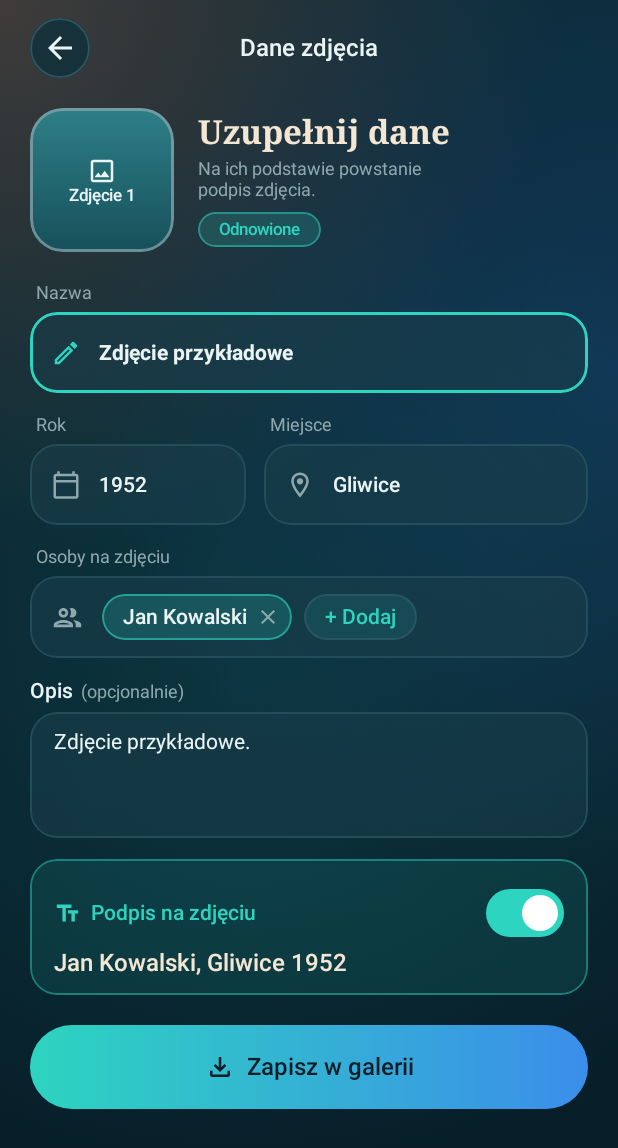
After one commit to WoojKul/Restoria, an Android app built with Jetpack Compose: the composable PhotoDetailsScreen shown on its own in the app's theme, on a phone screen of 412 x 824 dp. The commit adds this screen. Shown: the top 1148 px of the screen. Run offline under Robolectric (Android 15) with nearby library versions, the phone set to English and light mode, and no system bars.

Commit message:
Utworzenie ekranu uzupełniania danych zdjęcia

```diff
--- a/Frontend/app/src/main/java/com/example/restoria/MainActivity.kt
+++ b/Frontend/app/src/main/java/com/example/restoria/MainActivity.kt
@@ -21,6 +21,8 @@ import com.example.restoria.ui.screens.RestorationOptionsScreen
 import com.example.restoria.ui.screens.SplashScreen
 import com.example.restoria.ui.screens.rememberFakeProgress
 import com.example.restoria.ui.theme.RestoriaTheme
+import com.example.restoria.ui.screens.PhotoDetailsScreen
+import com.example.restoria.ui.screens.ResultScreen
 
 class MainActivity : ComponentActivity() {
     override fun onCreate(savedInstanceState: Bundle?) {
@@ -48,6 +50,8 @@ class MainActivity : ComponentActivity() {
                 BackHandler(enabled = screen == "processing") {
                     screen = "options"
                 }
+                BackHandler(enabled = screen == "details") {
+                    screen = "result" }
 
                 when (screen) {
                     "splash" -> SplashScreen(onFinished = { screen = "home" })
@@ -87,6 +91,18 @@ class MainActivity : ComponentActivity() {
                             onFinished = { screen = "home" }
                         )
                     }
+                    "result" -> ResultScreen(
+                        photoUri = selectedPhoto,
+                        onBackClick = { screen = "options" },
+                        onRetryClick = { screen = "options" },
+                        onSaveClick = { screen = "details" }
+                    )
+
+                    "details" -> PhotoDetailsScreen(
+                        photoUri = selectedPhoto,
+                        onBackClick = { screen = "result" },
+                        onSaveClick = { screen = "home" }
+                    )
                 }
             }
         }
--- /dev/null
+++ b/Frontend/app/src/main/java/com/example/restoria/ui/screens/PhotoDetailsScreen.kt
@@ -0,0 +1,492 @@
+package com.example.restoria.ui.screens
+
+import android.net.Uri
+import androidx.compose.foundation.BorderStroke
+import androidx.compose.foundation.background
+import androidx.compose.foundation.border
+import androidx.compose.foundation.clickable
+import androidx.compose.foundation.layout.Arrangement
+import androidx.compose.foundation.layout.Box
+import androidx.compose.foundation.layout.Column
+import androidx.compose.foundation.layout.ExperimentalLayoutApi
+import androidx.compose.foundation.layout.FlowRow
+import androidx.compose.foundation.layout.Row
+import androidx.compose.foundation.layout.Spacer
+import androidx.compose.foundation.layout.fillMaxSize
+import androidx.compose.foundation.layout.fillMaxWidth
+import androidx.compose.foundation.layout.height
+import androidx.compose.foundation.layout.imePadding
+import androidx.compose.foundation.layout.navigationBarsPadding
+import androidx.compose.foundation.layout.padding
+import androidx.compose.foundation.layout.size
+import androidx.compose.foundation.layout.statusBarsPadding
+import androidx.compose.foundation.layout.width
+import androidx.compose.foundation.rememberScrollState
+import androidx.compose.foundation.shape.CircleShape
+import androidx.compose.foundation.shape.RoundedCornerShape
+import androidx.compose.foundation.text.BasicTextField
+import androidx.compose.foundation.text.KeyboardActions
+import androidx.compose.foundation.text.KeyboardOptions
+import androidx.compose.foundation.verticalScroll
+import androidx.compose.material.icons.Icons
+import androidx.compose.material.icons.automirrored.filled.ArrowBack
+import androidx.compose.material.icons.filled.Close
+import androidx.compose.material.icons.outlined.CalendarToday
+import androidx.compose.material.icons.outlined.Edit
+import androidx.compose.material.icons.outlined.FileDownload
+import androidx.compose.material.icons.outlined.Group
+import androidx.compose.material.icons.outlined.Image
+import androidx.compose.material.icons.outlined.LocationOn
+import androidx.compose.material.icons.outlined.TextFields
+import androidx.compose.material3.Icon
+import androidx.compose.material3.MaterialTheme
+import androidx.compose.material3.Text
+import androidx.compose.runtime.Composable
+import androidx.compose.runtime.getValue
+import androidx.compose.runtime.mutableStateListOf
+import androidx.compose.runtime.mutableStateOf
+import androidx.compose.runtime.remember
+import androidx.compose.runtime.setValue
+import androidx.compose.ui.Alignment
+import androidx.compose.ui.Modifier
+import androidx.compose.ui.draw.clip
+import androidx.compose.ui.graphics.Brush
+import androidx.compose.ui.graphics.Color
+import androidx.compose.ui.graphics.SolidColor
+import androidx.compose.ui.graphics.vector.ImageVector
+import androidx.compose.ui.layout.ContentScale
+import androidx.compose.ui.text.TextStyle
+import androidx.compose.ui.text.input.ImeAction
+import androidx.compose.ui.text.input.KeyboardType
+import androidx.compose.ui.tooling.preview.Preview
+import androidx.compose.ui.unit.dp
+import coil.compose.AsyncImage
+import com.example.restoria.ui.components.SettingSwitch
+import com.example.restoria.ui.components.authBackground
+import com.example.restoria.ui.theme.BackgroundBottom
+import com.example.restoria.ui.theme.Cream
+import com.example.restoria.ui.theme.OutlineColor
+import com.example.restoria.ui.theme.PrimaryButtonBrush
+import com.example.restoria.ui.theme.RestoriaTheme
+import com.example.restoria.ui.theme.SurfaceColor
+import com.example.restoria.ui.theme.SurfaceVariantColor
+import com.example.restoria.ui.theme.TextMuted
+import com.example.restoria.ui.theme.TextPrimary
+import com.example.restoria.ui.theme.Turquoise
+
+@OptIn(ExperimentalLayoutApi::class)
+@Composable
+fun PhotoDetailsScreen(
+    photoUri: Uri? = null,
+    onBackClick: () -> Unit = {},
+    onSaveClick: () -> Unit = {}
+) {
+    var name by remember { mutableStateOf("Zdjęcie przykładowe") }
+    var year by remember { mutableStateOf("1952") }
+    var place by remember { mutableStateOf("Gliwice") }
+    val people = remember { mutableStateListOf("Jan Kowalski") }
+    var newPerson by remember { mutableStateOf("") }
+    var addingPerson by remember { mutableStateOf(false) }
+    var description by remember { mutableStateOf("Zdjęcie przykładowe.") }
+    var captionOn by remember { mutableStateOf(true) }
+
+    val caption = buildList {
+        if (people.isNotEmpty()) add(people.joinToString(", "))
+        if (place.isNotBlank()) add(place.trim())
+    }.joinToString(", ").let { base ->
+        listOf(base, year.trim()).filter { it.isNotBlank() }.joinToString(" ")
+    }
+
+    Box(
+        Modifier
+            .fillMaxSize()
+            .authBackground()
+    ) {
+        Column(
+            modifier = Modifier
+                .fillMaxSize()
+                .statusBarsPadding()
+                .navigationBarsPadding()
+                .imePadding()
+                .verticalScroll(rememberScrollState())
+                .padding(horizontal = 20.dp)
+        ) {
+            Box(
+                Modifier
+                    .fillMaxWidth()
+                    .padding(top = 12.dp)
+            ) {
+                Box(
+                    modifier = Modifier
+                        .size(40.dp)
+                        .align(Alignment.CenterStart)
+                        .clip(CircleShape)
+                        .background(SurfaceColor.copy(alpha = 0.8f))
+                        .border(1.dp, OutlineColor, CircleShape)
+                        .clickable(onClick = onBackClick),
+                    contentAlignment = Alignment.Center
+                ) {
+                    Icon(
+                        Icons.AutoMirrored.Filled.ArrowBack,
+                        contentDescription = "Wstecz",
+                        tint = TextPrimary
+                    )
+                }
+                Text(
+                    text = "Dane zdjęcia",
+                    color = TextPrimary,
+                    style = MaterialTheme.typography.titleMedium,
+                    modifier = Modifier.align(Alignment.Center)
+                )
+            }
+
+            Spacer(Modifier.height(20.dp))
+
+            Row(verticalAlignment = Alignment.CenterVertically) {
+                Thumbnail(photoUri)
+                Spacer(Modifier.width(16.dp))
+                Column {
+                    Text(
+                        text = "Uzupełnij dane",
+                        color = Cream,
+                        style = MaterialTheme.typography.headlineMedium
+                    )
+                    Spacer(Modifier.height(4.dp))
+                    Text(
+                        text = "Na ich podstawie powstanie\npodpis zdjęcia.",
+                        color = TextMuted,
+                        style = MaterialTheme.typography.bodySmall
+                    )
+                    Spacer(Modifier.height(8.dp))
+                    Box(
+                        Modifier
+                            .clip(CircleShape)
+                            .background(Turquoise.copy(alpha = 0.18f))
+                            .border(1.dp, Turquoise.copy(alpha = 0.5f), CircleShape)
+                            .padding(horizontal = 14.dp, vertical = 5.dp)
+                    ) {
+                        Text("Odnowione", color = Turquoise, style = MaterialTheme.typography.labelSmall)
+                    }
+                }
+            }
+
+            Spacer(Modifier.height(20.dp))
+            FieldLabel("Nazwa")
+            FormField(
+                value = name,
+                onValueChange = { name = it },
+                icon = Icons.Outlined.Edit,
+                highlighted = true,
+                bold = true
+            )
+
+            Spacer(Modifier.height(14.dp))
+            Row(horizontalArrangement = Arrangement.spacedBy(12.dp)) {
+                Column(Modifier.weight(0.8f)) {
+                    FieldLabel("Rok")
+                    FormField(
+                        value = year,
+                        onValueChange = { if (it.length <= 4 && it.all(Char::isDigit)) year = it },
+                        icon = Icons.Outlined.CalendarToday,
+                        keyboardType = KeyboardType.Number
+                    )
+                }
+                Column(Modifier.weight(1.2f)) {
+                    FieldLabel("Miejsce")
+                    FormField(
+                        value = place,
+                        onValueChange = { place = it },
+                        icon = Icons.Outlined.LocationOn
+                    )
+                }
+            }
+
+            Spacer(Modifier.height(14.dp))
+            FieldLabel("Osoby na zdjęciu")
+            Row(
+                modifier = Modifier
+                    .fillMaxWidth()
+                    .clip(RoundedCornerShape(18.dp))
+                    .background(SurfaceVariantColor.copy(alpha = 0.55f))
+                    .border(1.dp, OutlineColor.copy(alpha = 0.7f), RoundedCornerShape(18.dp))
+                    .padding(horizontal = 14.dp, vertical = 12.dp),
+                verticalAlignment = Alignment.CenterVertically
+            ) {
+                Icon(
+                    Icons.Outlined.Group,
+                    contentDescription = null,
+                    tint = TextMuted,
+                    modifier = Modifier.size(22.dp)
+                )
+                Spacer(Modifier.width(12.dp))
+                FlowRow(
+                    modifier = Modifier.weight(1f),
+                    horizontalArrangement = Arrangement.spacedBy(8.dp),
+                    verticalArrangement = Arrangement.spacedBy(8.dp)
+                ) {
+                    people.forEach { person ->
+                        PersonChip(person, onRemove = { people.remove(person) })
+                    }
+                    if (addingPerson) {
+                        AddPersonField(
+                            value = newPerson,
+                            onValueChange = { newPerson = it },
+                            onDone = {
+                                val trimmed = newPerson.trim()
+                                if (trimmed.isNotEmpty() && trimmed !in people) people.add(trimmed)
+                                newPerson = ""
+                                addingPerson = false
+                            }
+                        )
+                    } else {
+                        Box(
+                            Modifier
+                                .clip(CircleShape)
+                                .background(Turquoise.copy(alpha = 0.10f))
+                                .border(1.dp, OutlineColor, CircleShape)
+                                .clickable { addingPerson = true }
+                                .padding(horizontal = 14.dp, vertical = 7.dp)
+                        ) {
+                            Text("+ Dodaj", color = Turquoise, style = MaterialTheme.typography.labelLarge)
+                        }
+                    }
+                }
+            }
+
+            Spacer(Modifier.height(14.dp))
+            Row(verticalAlignment = Alignment.CenterVertically) {
+                Text("Opis", color = TextPrimary, style = MaterialTheme.typography.labelLarge)
+                Text(
+                    "  (opcjonalnie)",
+                    color = TextMuted,
+                    style = MaterialTheme.typography.bodySmall
+                )
+            }
+            Spacer(Modifier.height(6.dp))
+            Box(
+                Modifier
+                    .fillMaxWidth()
+                    .height(84.dp)
+                    .clip(RoundedCornerShape(18.dp))
+                    .background(SurfaceVariantColor.copy(alpha = 0.55f))
+                    .border(1.dp, OutlineColor.copy(alpha = 0.7f), RoundedCornerShape(18.dp))
+                    .padding(horizontal = 16.dp, vertical = 12.dp)
+            ) {
+                BasicTextField(
+                    value = description,
+                    onValueChange = { description = it },
+                    textStyle = MaterialTheme.typography.bodyMedium.copy(color = TextPrimary),
+                    cursorBrush = SolidColor(Turquoise),
+                    modifier = Modifier.fillMaxSize()
+                )
+            }
+
+            Spacer(Modifier.height(14.dp))
+            Column(
+                Modifier
+                    .fillMaxWidth()
+                    .clip(RoundedCornerShape(18.dp))
+                    .background(Turquoise.copy(alpha = 0.10f))
+                    .border(1.dp, Turquoise.copy(alpha = 0.45f), RoundedCornerShape(18.dp))
+                    .padding(horizontal = 16.dp, vertical = 12.dp)
+            ) {
+                Row(verticalAlignment = Alignment.CenterVertically) {
+                    Icon(
+                        Icons.Outlined.TextFields,
+                        contentDescription = null,
+                        tint = Turquoise,
+                        modifier = Modifier.size(18.dp)
+                    )
+                    Text(
+                        text = "  Podpis na zdjęciu",
+                        color = Turquoise,
+                        style = MaterialTheme.typography.labelLarge,
+                        modifier = Modifier.weight(1f)
+                    )
+                    SettingSwitch(checked = captionOn, onCheckedChange = { captionOn = it })
+                }
+                if (captionOn) {
+                    Text(
+                        text = caption.ifBlank { "Uzupełnij dane, aby powstał podpis" },
+                        color = Cream,
+                        style = MaterialTheme.typography.titleMedium
+                    )
+                }
+            }
+
+            Spacer(Modifier.height(20.dp))
+            Row(
+                modifier = Modifier
+                    .fillMaxWidth()
+                    .height(56.dp)
+                    .clip(RoundedCornerShape(28.dp))
+                    .background(PrimaryButtonBrush)
+                    .clickable(onClick = onSaveClick),
+                verticalAlignment = Alignment.CenterVertically,
+                horizontalArrangement = Arrangement.Center
+            ) {
+                Icon(
+                    Icons.Outlined.FileDownload,
+                    contentDescription = null,
+                    tint = BackgroundBottom,
+                    modifier = Modifier.size(20.dp)
+                )
+                Text(
+                    text = "  Zapisz w galerii",
+                    color = BackgroundBottom,
+                    style = MaterialTheme.typography.titleMedium
+                )
+            }
+            Spacer(Modifier.height(16.dp))
+        }
+    }
+}
+
+@Composable
+private fun Thumbnail(photoUri: Uri?) {
+    val shape = RoundedCornerShape(22.dp)
+    Box(
+        modifier = Modifier
+            .size(96.dp)
+            .clip(shape)
+            .background(Brush.verticalGradient(listOf(Color(0xFF2E7F87), Color(0xFF16505A))))
+            .border(BorderStroke(1.5.dp, TextMuted.copy(alpha = 0.7f)), shape),
+        contentAlignment = Alignment.Center
+    ) {
+        if (photoUri != null) {
+            AsyncImage(
+                model = photoUri,
+                contentDescription = null,
+                contentScale = ContentScale.Crop,
+                modifier = Modifier.fillMaxSize()
+            )
+        } else {
+            Column(horizontalAlignment = Alignment.CenterHorizontally) {
+                Icon(
+                    Icons.Outlined.Image,
+                    contentDescription = null,
+                    tint = TextPrimary,
+                    modifier = Modifier.size(20.dp)
+                )
+                Text("Zdjęcie 1", color = TextPrimary, style = MaterialTheme.typography.labelSmall)
+            }
+        }
+    }
+}
+
+@Composable
+private fun FieldLabel(text: String) {
+    Text(
+        text = text,
+        color = TextMuted,
+        style = MaterialTheme.typography.bodySmall,
+        modifier = Modifier.padding(start = 4.dp, bottom = 6.dp)
+    )
+}
+
+@Composable
+private fun FormField(
+    value: String,
+    onValueChange: (String) -> Unit,
+    icon: ImageVector,
+    modifier: Modifier = Modifier,
+    highlighted: Boolean = false,
+    bold: Boolean = false,
+    keyboardType: KeyboardType = KeyboardType.Text
+) {
+    val shape = RoundedCornerShape(18.dp)
+    Row(
+        modifier = modifier
+            .fillMaxWidth()
+            .height(54.dp)
+            .clip(shape)
+            .background(SurfaceVariantColor.copy(alpha = 0.55f))
+            .border(
+                if (highlighted) 1.5.dp else 1.dp,
+                if (highlighted) Turquoise else OutlineColor.copy(alpha = 0.7f),
+                shape
+            )
+            .padding(horizontal = 14.dp),
+        verticalAlignment = Alignment.CenterVertically
+    ) {
+        Icon(
+            icon,
+            contentDescription = null,
+            tint = if (highlighted) Turquoise else TextMuted,
+            modifier = Modifier.size(20.dp)
+        )
+        Spacer(Modifier.width(12.dp))
+        BasicTextField(
+            value = value,
+            onValueChange = onValueChange,
+            singleLine = true,
+            textStyle = MaterialTheme.typography.bodyMedium.copy(
+                color = TextPrimary,
+                fontWeight = if (bold) androidx.compose.ui.text.font.FontWeight.Bold
+                else androidx.compose.ui.text.font.FontWeight.Medium
+            ),
+            cursorBrush = SolidColor(Turquoise),
+            keyboardOptions = KeyboardOptions(keyboardType = keyboardType),
+            modifier = Modifier.weight(1f)
+        )
+    }
+}
+
+@Composable
+private fun PersonChip(name: String, onRemove: () -> Unit) {
+    Row(
+        modifier = Modifier
+            .clip(CircleShape)
+            .background(Turquoise.copy(alpha = 0.18f))
+            .border(1.dp, Turquoise.copy(alpha = 0.6f), CircleShape)
+            .padding(start = 14.dp, end = 8.dp, top = 7.dp, bottom = 7.dp),
+        verticalAlignment = Alignment.CenterVertically
+    ) {
+        Text(name, color = TextPrimary, style = MaterialTheme.typography.labelLarge)
+        Spacer(Modifier.width(6.dp))
+        Icon(
+            Icons.Filled.Close,
+            contentDescription = "Usuń",
+            tint = TextMuted,
+            modifier = Modifier
+                .size(16.dp)
+                .clickable(onClick = onRemove)
+        )
+    }
+}
+
+@Composable
+private fun AddPersonField(
+    value: String,
+    onValueChange: (String) -> Unit,
+    onDone: () -> Unit
+) {
+    Box(
+        Modifier
+            .clip(CircleShape)
+            .background(Color.Black.copy(alpha = 0.25f))
+            .border(1.dp, Turquoise, CircleShape)
+            .padding(horizontal = 14.dp, vertical = 8.dp)
+            .width(130.dp)
+    ) {
+        if (value.isEmpty()) {
+            Text("Imię i nazwisko", color = TextMuted, style = MaterialTheme.typography.bodySmall)
+        }
+        BasicTextField(
+            value = value,
+            onValueChange = onValueChange,
+            singleLine = true,
+            textStyle = TextStyle(color = TextPrimary),
+            cursorBrush = SolidColor(Turquoise),
+            keyboardOptions = KeyboardOptions(imeAction = ImeAction.Done),
+            keyboardActions = KeyboardActions(onDone = { onDone() }),
+            modifier = Modifier.fillMaxWidth()
+        )
+    }
+}
+
+@Preview(showBackground = true, widthDp = 360, heightDp = 780)
+@Composable
+private fun PhotoDetailsScreenPreview() {
+    RestoriaTheme { PhotoDetailsScreen() }
+}
```
